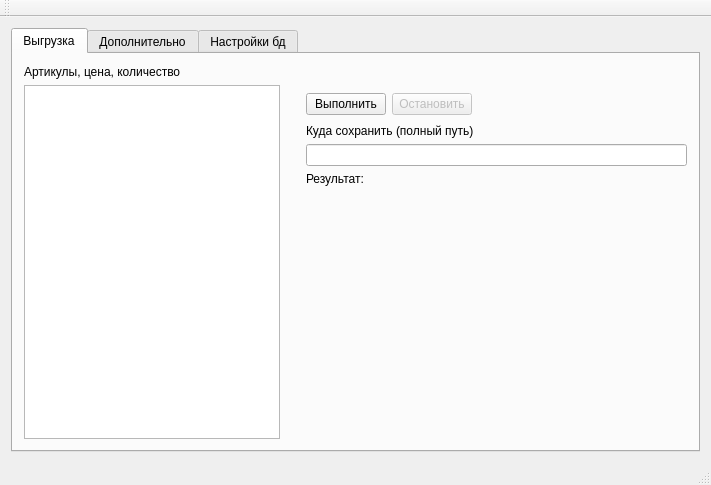
Qt form mainwindow.ui (alekseikorobov/MyDataFromParser) before a commit.
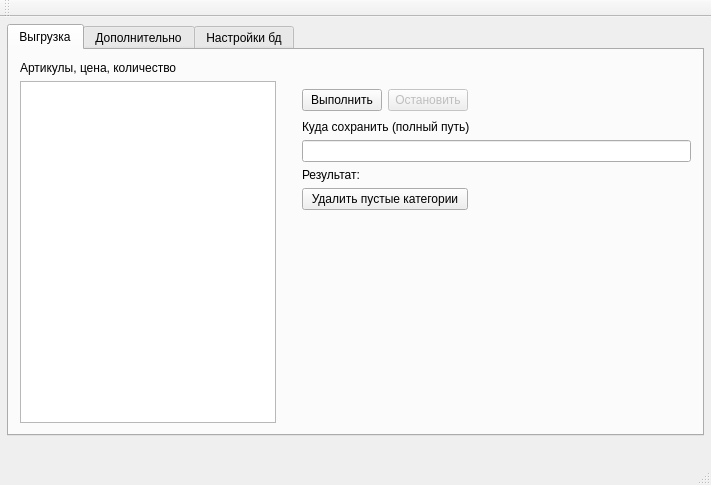
The same form after that commit.

Commit message: добавлена кнопка удаления категорий

Diff of the .ui file:
```diff
--- a/mainwindow.ui
+++ b/mainwindow.ui
@@ -14,9 +14,15 @@
    <string>Выгрузка CSV</string>
   </property>
   <widget class="QWidget" name="centralWidget">
-   <layout class="QGridLayout" name="gridLayout">
-    <item row="0" column="0">
      <widget class="QTabWidget" name="tabWidget">
+    <property name="geometry">
+     <rect>
+      <x>7</x>
+      <y>7</y>
+      <width>697</width>
+      <height>412</height>
+     </rect>
+    </property>
       <property name="currentIndex">
        <number>0</number>
       </property>
@@ -25,6 +31,20 @@
         <string>Выгрузка</string>
        </attribute>
        <layout class="QGridLayout" name="gridLayout_2">
+      <item row="0" column="0" rowspan="5">
+       <layout class="QVBoxLayout" name="verticalLayout">
+        <item>
+         <widget class="QLabel" name="label">
+          <property name="text">
+           <string>Артикулы, цена, количество</string>
+          </property>
+         </widget>
+        </item>
+        <item>
+         <widget class="QTextEdit" name="textEdit"/>
+        </item>
+       </layout>
+      </item>
         <item row="0" column="4">
          <spacer name="horizontalSpacer">
           <property name="orientation">
@@ -45,6 +65,16 @@
           </property>
          </widget>
         </item>
+      <item row="1" column="3">
+       <widget class="QPushButton" name="pushButton_4">
+        <property name="enabled">
+         <bool>false</bool>
+        </property>
+        <property name="text">
+         <string>Остановить</string>
+        </property>
+       </widget>
+      </item>
         <item row="1" column="4">
          <widget class="QLabel" name="label_2">
           <property name="minimumSize">
@@ -64,6 +94,39 @@
           </property>
          </widget>
         </item>
+      <item row="3" column="1" rowspan="2">
+       <spacer name="verticalSpacer">
+        <property name="orientation">
+         <enum>Qt::Vertical</enum>
+        </property>
+        <property name="sizeHint" stdset="0">
+         <size>
+          <width>20</width>
+          <height>254</height>
+         </size>
+        </property>
+       </spacer>
+      </item>
+      <item row="3" column="2" colspan="2">
+       <widget class="QPushButton" name="pushButton_5">
+        <property name="text">
+         <string>Удалить пустые категории</string>
+        </property>
+       </widget>
+      </item>
+      <item row="4" column="2">
+       <spacer name="verticalSpacer_3">
+        <property name="orientation">
+         <enum>Qt::Vertical</enum>
+        </property>
+        <property name="sizeHint" stdset="0">
+         <size>
+          <width>20</width>
+          <height>199</height>
+         </size>
+        </property>
+       </spacer>
+      </item>
         <item row="2" column="2" colspan="3">
          <layout class="QVBoxLayout" name="verticalLayout_2">
           <item>
@@ -85,43 +148,6 @@
           </item>
          </layout>
         </item>
-        <item row="0" column="0" rowspan="4">
-         <layout class="QVBoxLayout" name="verticalLayout">
-          <item>
-           <widget class="QLabel" name="label">
-            <property name="text">
-             <string>Артикулы, цена, количество</string>
-            </property>
-           </widget>
-          </item>
-          <item>
-           <widget class="QTextEdit" name="textEdit"/>
-          </item>
-         </layout>
-        </item>
-        <item row="3" column="1">
-         <spacer name="verticalSpacer">
-          <property name="orientation">
-           <enum>Qt::Vertical</enum>
-          </property>
-          <property name="sizeHint" stdset="0">
-           <size>
-            <width>20</width>
-            <height>254</height>
-           </size>
-          </property>
-         </spacer>
-        </item>
-        <item row="1" column="3">
-         <widget class="QPushButton" name="pushButton_4">
-          <property name="enabled">
-           <bool>false</bool>
-          </property>
-          <property name="text">
-           <string>Остановить</string>
-          </property>
-         </widget>
-        </item>
        </layout>
       </widget>
       <widget class="QWidget" name="tab_3">
@@ -253,8 +279,6 @@
        </layout>
       </widget>
      </widget>
-    </item>
-   </layout>
   </widget>
   <widget class="QMenuBar" name="menuBar">
    <property name="geometry">
@@ -262,7 +286,7 @@
      <x>0</x>
      <y>0</y>
      <width>711</width>
-     <height>21</height>
+     <height>24</height>
     </rect>
    </property>
   </widget>
```
Lines whose indentation alone changed are shown as unchanged. The commit also changes 7 other files.
